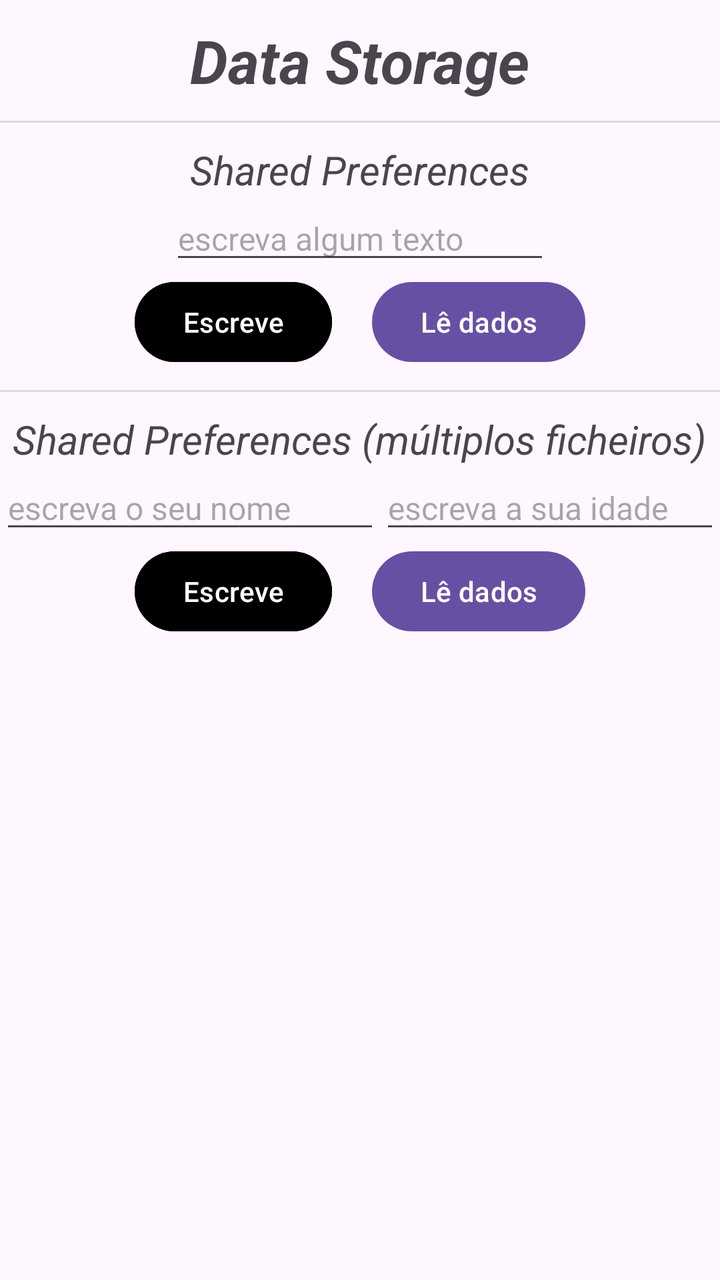
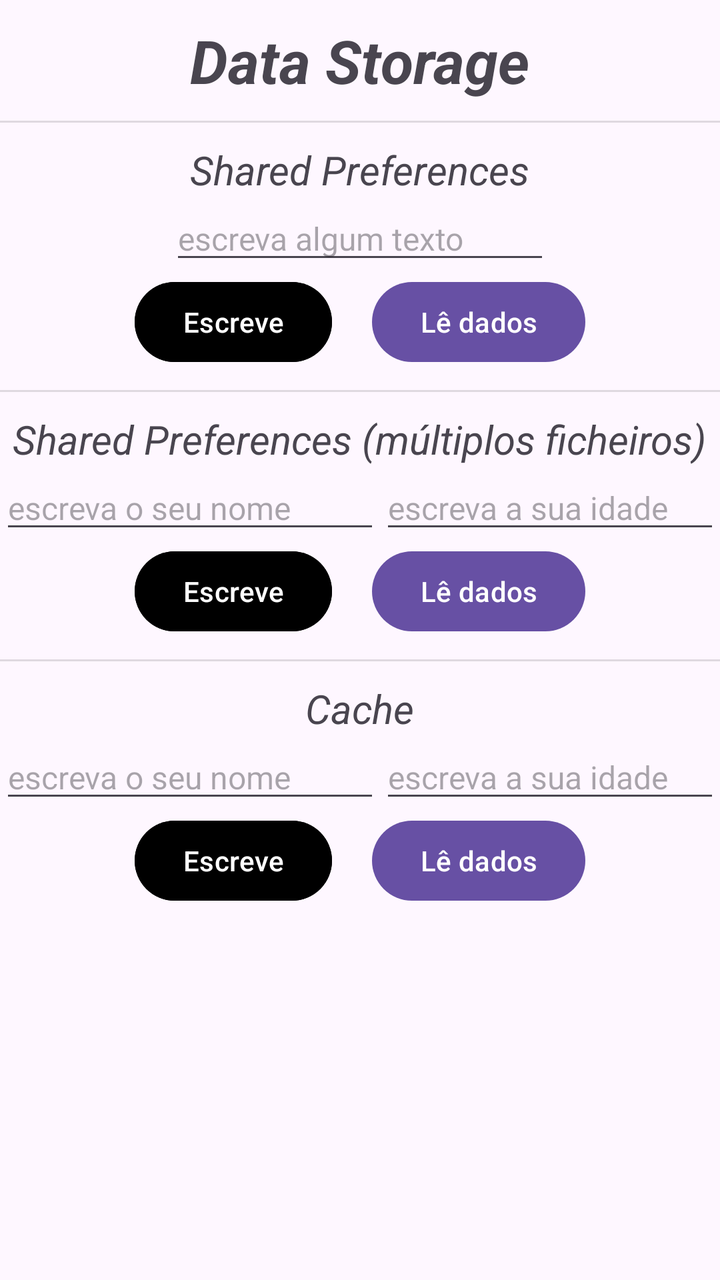

An Android layout rendered at two revisions. The XML below is the earlier revision; the diff shows what the commit changed to produce the second picture.
<!-- AndroidManifest.xml: application theme Theme.DataStorage -->
<!-- res/layout/activity_main.xml -->
<?xml version="1.0" encoding="utf-8"?>
<LinearLayout xmlns:android="http://schemas.android.com/apk/res/android"
    xmlns:tools="http://schemas.android.com/tools"
    android:id="@+id/main"
    android:layout_width="match_parent"
    android:layout_height="match_parent"
    android:orientation="vertical"
    tools:context=".MainActivity">

    <TextView
        style="@style/titulo_seccao"
        android:text="@string/app_name"
        android:textSize="30sp"
        android:textStyle="bold|italic" />

    
    <LinearLayout style="@style/contentor_geral">

        <View style="@style/linha_separacao" />

        <TextView
            style="@style/titulo_seccao"
            android:text="@string/shared_preferences" />

        <EditText
            android:id="@+id/editText1"
            style="@style/editText"
            android:hint="@string/sharedPrefencesEditText"
            android:inputType="text"
            android:text="" />

        <LinearLayout style="@style/contentor_horizontal">

            <Button
                android:id="@+id/btWrite1"
                style="@style/buttonWrite"
                android:text="@string/btWrite" />

            <Button
                android:id="@+id/btRead1"
                style="@style/buttonRead"
                android:text="@string/btRead" />

        </LinearLayout>
    </LinearLayout>


    
    <LinearLayout style="@style/contentor_geral">

        <View style="@style/linha_separacao" />

        <TextView
            style="@style/titulo_seccao"
            android:text="@string/shared_preferencesMultiFich" />

        <LinearLayout style="@style/contentor_horizontal">
            <EditText
                android:id="@+id/editText2a"
                style="@style/editText"
                android:hint="@string/sharedPreferencesNome"
                android:inputType="text"
                android:text="" />

            <EditText
                android:id="@+id/editText2b"
                style="@style/editText"
                android:hint="@string/sharedPreferencesIdade"
                android:inputType="number"
                android:text="" />

        </LinearLayout>

        <LinearLayout style="@style/contentor_horizontal">

            <Button
                android:id="@+id/btWrite2"
                style="@style/buttonWrite"
                android:text="@string/btWrite" />

            <Button
                android:id="@+id/btRead2"
                style="@style/buttonRead"
                android:text="@string/btRead" />

        </LinearLayout>
    </LinearLayout>


</LinearLayout>
<!-- resources referenced by this layout -->
<resources>
  <string name="app_name">Data Storage</string>
  <string name="btRead">Lê dados</string>
  <string name="btWrite">Escreve</string>
  <string name="sharedPrefencesEditText">escreva algum texto</string>
  <string name="sharedPreferencesIdade">escreva a sua idade</string>
  <string name="sharedPreferencesNome">escreva o seu nome</string>
  <string name="shared_preferences">Shared Preferences</string>
  <string name="shared_preferencesMultiFich">Shared Preferences (múltiplos ficheiros)</string>
  <style name="buttonRead">
          <item name="android:layout_width">wrap_content</item>
          <item name="android:layout_height">wrap_content</item>
          <item name="android:layout_marginStart">10dp</item>
      </style>
  <style name="buttonWrite">
          <item name="android:layout_width">wrap_content</item>
          <item name="android:layout_height">wrap_content</item>
          <item name="android:backgroundTint">@color/black</item>
          <item name="android:layout_marginEnd">10dp</item>
      </style>
  <style name="contentor_geral">
          <item name="android:layout_width">match_parent</item>
          <item name="android:layout_height">wrap_content</item>
          <item name="android:orientation">vertical</item>
      </style>
  <style name="contentor_horizontal">
          <item name="android:layout_width">wrap_content</item>
          <item name="android:layout_height">wrap_content</item>
          <item name="android:layout_gravity">center</item>
          <item name="android:orientation">horizontal</item>
      </style>
  <style name="editText">
          <item name="android:layout_width">wrap_content</item>
          <item name="android:layout_height">wrap_content</item>
          <item name="android:layout_gravity">center</item>
          <item name="android:ems">10</item>
          <item name="android:textSize">16sp</item>
      </style>
  <style name="linha_separacao">
          <item name="android:layout_width">match_parent</item>
          <item name="android:layout_height">1dp</item>
          <item name="android:layout_marginTop">10dp</item>
          <item name="android:background">?android:attr/listDivider</item>
      </style>
  <style name="titulo_seccao">
          <item name="android:layout_width">wrap_content</item>
          <item name="android:layout_height">wrap_content</item>
          <item name="android:layout_gravity">center</item>
          <item name="android:textStyle">italic</item>
          <item name="android:textSize">20sp</item>
          <item name="android:layout_marginTop">10dp</item>
      </style>
  <style name="Theme.DataStorage" parent="Base.Theme.DataStorage" />
  <color name="black">#FF000000</color>
  <style name="Base.Theme.DataStorage" parent="Theme.Material3.DayNight.NoActionBar">
          
          
      </style>
</resources>

<!-- the commit's change to res/layout/activity_main.xml (unified diff, before → after) -->
@@ -87,4 +87,47 @@
     </LinearLayout>
 
 
+    
+    <LinearLayout style="@style/contentor_geral">
+
+        <View style="@style/linha_separacao" />
+
+        <TextView
+            style="@style/titulo_seccao"
+            android:text="@string/Cache" />
+
+        <LinearLayout style="@style/contentor_horizontal">
+            <EditText
+                android:id="@+id/editText3a"
+                style="@style/editText"
+                android:hint="@string/sharedPreferencesNome"
+                android:inputType="text"
+                android:text="" />
+
+            <EditText
+                android:id="@+id/editText3b"
+                style="@style/editText"
+                android:hint="@string/sharedPreferencesIdade"
+                android:inputType="number"
+                android:text="" />
+
+        </LinearLayout>
+
+        <LinearLayout style="@style/contentor_horizontal">
+
+            <Button
+                android:id="@+id/btWrite3"
+                style="@style/buttonWrite"
+                android:text="@string/btWrite" />
+
+            <Button
+                android:id="@+id/btRead3"
+                style="@style/buttonRead"
+                android:text="@string/btRead" />
+
+        </LinearLayout>
+    </LinearLayout>
+
+
+
 </LinearLayout>
<!-- resource entries referenced after the edit -->
@@ -1,5 +1,6 @@
 <!-- resources referenced by this layout -->
 <resources>
+  <string name="Cache">Cache</string>
   <string name="app_name">Data Storage</string>
   <string name="btRead">Lê dados</string>
   <string name="btWrite">Escreve</string>
